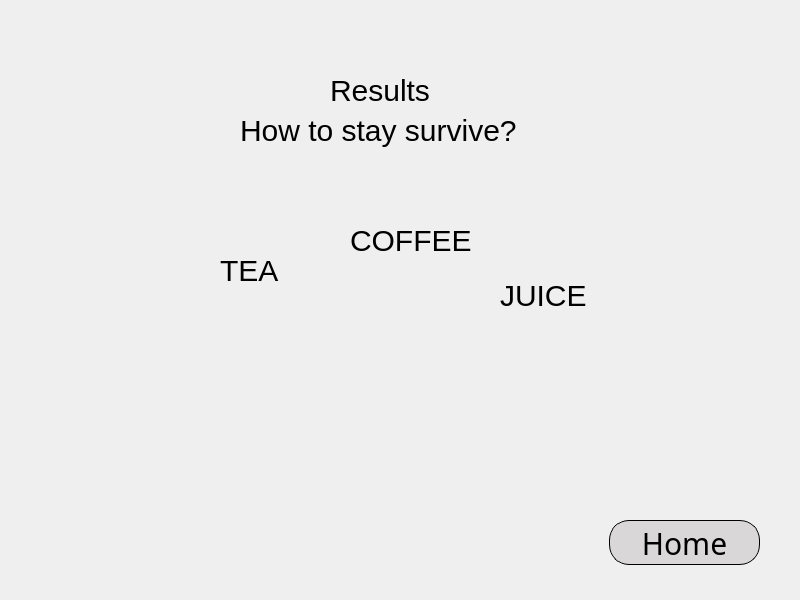
Old version of the form OS_Lab9_Client/mainwindow.ui in the repository Bohdan2113/OS_Lab9_Client.
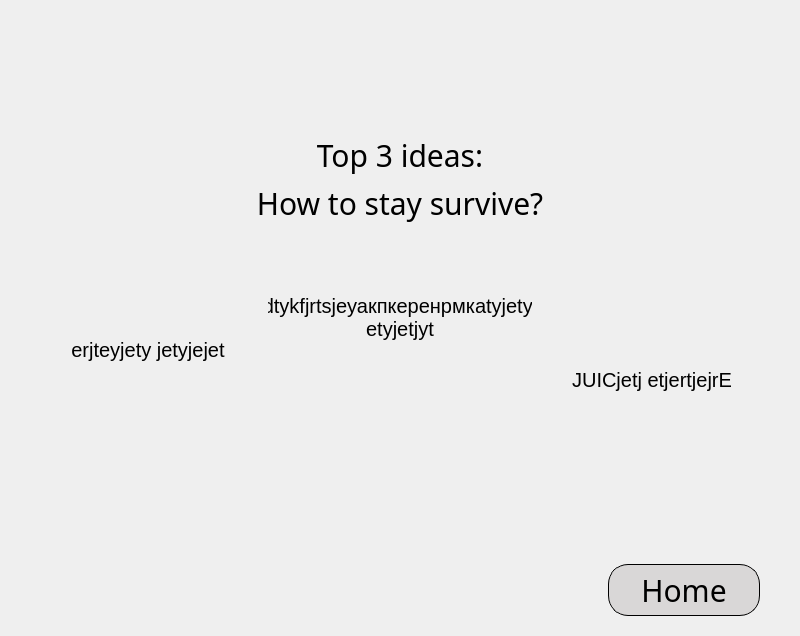
New version of the form. The open tabs and pages were chosen to show the change. Icons and pictures are not drawn.

Commit message: Align interface pages

Diff of the .ui file:
```diff
--- a/OS_Lab9_Client/mainwindow.ui
+++ b/OS_Lab9_Client/mainwindow.ui
@@ -7,7 +7,7 @@
     <x>0</x>
     <y>0</y>
     <width>800</width>
-    <height>600</height>
+    <height>636</height>
    </rect>
   </property>
   <property name="font">
@@ -813,38 +813,535 @@
        <property name="styleSheet">
         <string notr="true">background-image: url(:/res/images/moneyBackgroung.png);</string>
        </property>
-       <widget class="QPushButton" name="backHomeButton">
-        <property name="geometry">
-         <rect>
-          <x>609</x>
-          <y>520</y>
-          <width>151</width>
-          <height>45</height>
-         </rect>
+       <layout class="QVBoxLayout" name="verticalLayout_6">
+        <property name="leftMargin">
+         <number>20</number>
         </property>
-        <property name="sizePolicy">
-         <sizepolicy hsizetype="Fixed" vsizetype="Fixed">
-          <horstretch>0</horstretch>
-          <verstretch>0</verstretch>
-         </sizepolicy>
+        <property name="topMargin">
+         <number>0</number>
         </property>
-        <property name="minimumSize">
-         <size>
-          <width>150</width>
-          <height>0</height>
-         </size>
+        <property name="rightMargin">
+         <number>20</number>
         </property>
-        <property name="font">
-         <font>
-          <family>Julius Sans One</family>
-          <pointsize>-1</pointsize>
-         </font>
+        <property name="bottomMargin">
+         <number>0</number>
         </property>
-        <property name="cursor">
-         <cursorShape>PointingHandCursor</cursorShape>
-        </property>
-        <property name="styleSheet">
-         <string notr="true">QPushButton {
+        <item>
+         <spacer name="verticalSpacer_22">
+          <property name="orientation">
+           <enum>Qt::Orientation::Vertical</enum>
+          </property>
+          <property name="sizeType">
+           <enum>QSizePolicy::Policy::Fixed</enum>
+          </property>
+          <property name="sizeHint" stdset="0">
+           <size>
+            <width>20</width>
+            <height>20</height>
+           </size>
+          </property>
+         </spacer>
+        </item>
+        <item>
+         <widget class="QLabel" name="label_22">
+          <property name="sizePolicy">
+           <sizepolicy hsizetype="Preferred" vsizetype="Fixed">
+            <horstretch>0</horstretch>
+            <verstretch>0</verstretch>
+           </sizepolicy>
+          </property>
+          <property name="minimumSize">
+           <size>
+            <width>0</width>
+            <height>0</height>
+           </size>
+          </property>
+          <property name="maximumSize">
+           <size>
+            <width>16777215</width>
+            <height>80</height>
+           </size>
+          </property>
+          <property name="font">
+           <font>
+            <family>Julius Sans One</family>
+            <pointsize>-1</pointsize>
+            <italic>false</italic>
+            <bold>true</bold>
+           </font>
+          </property>
+          <property name="autoFillBackground">
+           <bool>false</bool>
+          </property>
+          <property name="styleSheet">
+           <string notr="true">font-family: 'Julius Sans One', sans-serif; /* Шрифт */
+image: url(:/res/images/logo.png);
+font-size: 50px;  
+background: transparent;</string>
+          </property>
+          <property name="text">
+           <string/>
+          </property>
+         </widget>
+        </item>
+        <item>
+         <spacer name="verticalSpacer_17">
+          <property name="orientation">
+           <enum>Qt::Orientation::Vertical</enum>
+          </property>
+          <property name="sizeType">
+           <enum>QSizePolicy::Policy::Fixed</enum>
+          </property>
+          <property name="sizeHint" stdset="0">
+           <size>
+            <width>20</width>
+            <height>40</height>
+           </size>
+          </property>
+         </spacer>
+        </item>
+        <item>
+         <widget class="QLabel" name="label_23">
+          <property name="sizePolicy">
+           <sizepolicy hsizetype="Preferred" vsizetype="Fixed">
+            <horstretch>0</horstretch>
+            <verstretch>0</verstretch>
+           </sizepolicy>
+          </property>
+          <property name="font">
+           <font>
+            <family>Julius Sans One</family>
+            <pointsize>-1</pointsize>
+           </font>
+          </property>
+          <property name="styleSheet">
+           <string notr="true">font-family: 'Julius Sans One', sans-serif; /* Шрифт */
+font-size: 30px;  
+background: transparent;
+</string>
+          </property>
+          <property name="text">
+           <string>Top 3 ideas:</string>
+          </property>
+          <property name="alignment">
+           <set>Qt::AlignmentFlag::AlignCenter</set>
+          </property>
+         </widget>
+        </item>
+        <item>
+         <widget class="QLabel" name="label_24">
+          <property name="sizePolicy">
+           <sizepolicy hsizetype="Preferred" vsizetype="Fixed">
+            <horstretch>0</horstretch>
+            <verstretch>0</verstretch>
+           </sizepolicy>
+          </property>
+          <property name="font">
+           <font>
+            <family>Julius Sans One</family>
+            <pointsize>-1</pointsize>
+           </font>
+          </property>
+          <property name="styleSheet">
+           <string notr="true">font-family: 'Julius Sans One', sans-serif; /* Шрифт */
+font-size: 30px;  
+background: transparent;
+</string>
+          </property>
+          <property name="text">
+           <string>How to stay survive?</string>
+          </property>
+          <property name="alignment">
+           <set>Qt::AlignmentFlag::AlignCenter</set>
+          </property>
+         </widget>
+        </item>
+        <item>
+         <spacer name="verticalSpacer_18">
+          <property name="orientation">
+           <enum>Qt::Orientation::Vertical</enum>
+          </property>
+          <property name="sizeHint" stdset="0">
+           <size>
+            <width>20</width>
+            <height>24</height>
+           </size>
+          </property>
+         </spacer>
+        </item>
+        <item>
+         <widget class="QWidget" name="widget_14" native="true">
+          <property name="sizePolicy">
+           <sizepolicy hsizetype="Preferred" vsizetype="Preferred">
+            <horstretch>0</horstretch>
+            <verstretch>0</verstretch>
+           </sizepolicy>
+          </property>
+          <property name="minimumSize">
+           <size>
+            <width>0</width>
+            <height>300</height>
+           </size>
+          </property>
+          <property name="styleSheet">
+           <string notr="true">background: transparent;</string>
+          </property>
+          <layout class="QHBoxLayout" name="horizontalLayout_17">
+           <property name="spacing">
+            <number>0</number>
+           </property>
+           <property name="leftMargin">
+            <number>0</number>
+           </property>
+           <property name="topMargin">
+            <number>0</number>
+           </property>
+           <property name="rightMargin">
+            <number>0</number>
+           </property>
+           <property name="bottomMargin">
+            <number>0</number>
+           </property>
+           <item>
+            <spacer name="horizontalSpacer_15">
+             <property name="orientation">
+              <enum>Qt::Orientation::Horizontal</enum>
+             </property>
+             <property name="sizeHint" stdset="0">
+              <size>
+               <width>40</width>
+               <height>20</height>
+              </size>
+             </property>
+            </spacer>
+           </item>
+           <item>
+            <layout class="QVBoxLayout" name="verticalLayout_24">
+             <item>
+              <spacer name="verticalSpacer_19">
+               <property name="orientation">
+                <enum>Qt::Orientation::Vertical</enum>
+               </property>
+               <property name="sizeType">
+                <enum>QSizePolicy::Policy::Preferred</enum>
+               </property>
+               <property name="sizeHint" stdset="0">
+                <size>
+                 <width>80</width>
+                 <height>80</height>
+                </size>
+               </property>
+              </spacer>
+             </item>
+             <item>
+              <widget class="QLabel" name="label_25">
+               <property name="sizePolicy">
+                <sizepolicy hsizetype="Preferred" vsizetype="Fixed">
+                 <horstretch>0</horstretch>
+                 <verstretch>0</verstretch>
+                </sizepolicy>
+               </property>
+               <property name="minimumSize">
+                <size>
+                 <width>200</width>
+                 <height>0</height>
+                </size>
+               </property>
+               <property name="styleSheet">
+                <string notr="true">font-family: 'Julius Sans One', sans-serif; /* Шрифт */
+font-size: 20px;  
+background: transparent;
+</string>
+               </property>
+               <property name="text">
+                <string>erjteyjety jetyjejet</string>
+               </property>
+               <property name="alignment">
+                <set>Qt::AlignmentFlag::AlignCenter</set>
+               </property>
+               <property name="wordWrap">
+                <bool>true</bool>
+               </property>
+              </widget>
+             </item>
+             <item>
+              <widget class="QLabel" name="label_26">
+               <property name="sizePolicy">
+                <sizepolicy hsizetype="Preferred" vsizetype="Fixed">
+                 <horstretch>0</horstretch>
+                 <verstretch>0</verstretch>
+                </sizepolicy>
+               </property>
+               <property name="minimumSize">
+                <size>
+                 <width>120</width>
+                 <height>135</height>
+                </size>
+               </property>
+               <property name="font">
+                <font>
+                 <pointsize>16</pointsize>
+                </font>
+               </property>
+               <property name="styleSheet">
+                <string notr="true">image: url(:/res/images/secondPlacePodium.png);</string>
+               </property>
+               <property name="text">
+                <string/>
+               </property>
+              </widget>
+             </item>
+            </layout>
+           </item>
+           <item>
+            <spacer name="horizontalSpacer_16">
+             <property name="orientation">
+              <enum>Qt::Orientation::Horizontal</enum>
+             </property>
+             <property name="sizeType">
+              <enum>QSizePolicy::Policy::Fixed</enum>
+             </property>
+             <property name="sizeHint" stdset="0">
+              <size>
+               <width>20</width>
+               <height>20</height>
+              </size>
+             </property>
+            </spacer>
+           </item>
+           <item>
+            <layout class="QVBoxLayout" name="verticalLayout_25">
+             <item>
+              <spacer name="verticalSpacer_20">
+               <property name="orientation">
+                <enum>Qt::Orientation::Vertical</enum>
+               </property>
+               <property name="sizeType">
+                <enum>QSizePolicy::Policy::Preferred</enum>
+               </property>
+               <property name="sizeHint" stdset="0">
+                <size>
+                 <width>20</width>
+                 <height>40</height>
+                </size>
+               </property>
+              </spacer>
+             </item>
+             <item>
+              <widget class="QLabel" name="label_27">
+               <property name="sizePolicy">
+                <sizepolicy hsizetype="Preferred" vsizetype="Fixed">
+                 <horstretch>0</horstretch>
+                 <verstretch>0</verstretch>
+                </sizepolicy>
+               </property>
+               <property name="minimumSize">
+                <size>
+                 <width>200</width>
+                 <height>0</height>
+                </size>
+               </property>
+               <property name="styleSheet">
+                <string notr="true">font-family: 'Julius Sans One', sans-serif; /* Шрифт */
+font-size: 20px;  
+background: transparent;
+</string>
+               </property>
+               <property name="text">
+                <string>dtykfjrtsjeуакпкеренрмкаtyjetyj etyjetjyt</string>
+               </property>
+               <property name="alignment">
+                <set>Qt::AlignmentFlag::AlignCenter</set>
+               </property>
+               <property name="wordWrap">
+                <bool>true</bool>
+               </property>
+              </widget>
+             </item>
+             <item>
+              <widget class="QLabel" name="label_28">
+               <property name="sizePolicy">
+                <sizepolicy hsizetype="Preferred" vsizetype="Fixed">
+                 <horstretch>0</horstretch>
+                 <verstretch>0</verstretch>
+                </sizepolicy>
+               </property>
+               <property name="minimumSize">
+                <size>
+                 <width>120</width>
+                 <height>165</height>
+                </size>
+               </property>
+               <property name="styleSheet">
+                <string notr="true">image: url(:/res/images/firstPlacePodium.png);</string>
+               </property>
+               <property name="text">
+                <string/>
+               </property>
+              </widget>
+             </item>
+            </layout>
+           </item>
+           <item>
+            <spacer name="horizontalSpacer_17">
+             <property name="orientation">
+              <enum>Qt::Orientation::Horizontal</enum>
+             </property>
+             <property name="sizeType">
+              <enum>QSizePolicy::Policy::Fixed</enum>
+             </property>
+             <property name="sizeHint" stdset="0">
+              <size>
+               <width>20</width>
+               <height>20</height>
+              </size>
+             </property>
+            </spacer>
+           </item>
+           <item>
+            <layout class="QVBoxLayout" name="verticalLayout_26">
+             <item>
+              <spacer name="verticalSpacer_21">
+               <property name="orientation">
+                <enum>Qt::Orientation::Vertical</enum>
+               </property>
+               <property name="sizeType">
+                <enum>QSizePolicy::Policy::Preferred</enum>
+               </property>
+               <property name="sizeHint" stdset="0">
+                <size>
+                 <width>80</width>
+                 <height>110</height>
+                </size>
+               </property>
+              </spacer>
+             </item>
+             <item>
+              <widget class="QLabel" name="label_29">
+               <property name="sizePolicy">
+                <sizepolicy hsizetype="Preferred" vsizetype="Fixed">
+                 <horstretch>0</horstretch>
+                 <verstretch>0</verstretch>
+                </sizepolicy>
+               </property>
+               <property name="minimumSize">
+                <size>
+                 <width>200</width>
+                 <height>0</height>
+                </size>
+               </property>
+               <property name="styleSheet">
+                <string notr="true">font-family: 'Julius Sans One', sans-serif; /* Шрифт */
+font-size: 20px;  
+background: transparent;
+</string>
+               </property>
+               <property name="text">
+                <string>JUICjetj etjertjejrE</string>
+               </property>
+               <property name="alignment">
+                <set>Qt::AlignmentFlag::AlignCenter</set>
+               </property>
+               <property name="wordWrap">
+                <bool>true</bool>
+               </property>
+              </widget>
+             </item>
+             <item>
+              <widget class="QLabel" name="label_30">
+               <property name="sizePolicy">
+                <sizepolicy hsizetype="Preferred" vsizetype="Fixed">
+                 <horstretch>0</horstretch>
+                 <verstretch>0</verstretch>
+                </sizepolicy>
+               </property>
+               <property name="minimumSize">
+                <size>
+                 <width>120</width>
+                 <height>105</height>
+                </size>
+               </property>
+               <property name="font">
+                <font>
+                 <pointsize>16</pointsize>
+                </font>
+               </property>
+               <property name="styleSheet">
+                <string notr="true">image: url(:/res/images/thirdPlacePodium.png);
+</string>
+               </property>
+               <property name="text">
+                <string/>
+               </property>
+              </widget>
+             </item>
+            </layout>
+           </item>
+           <item>
+            <spacer name="horizontalSpacer_18">
+             <property name="orientation">
+              <enum>Qt::Orientation::Horizontal</enum>
+             </property>
+             <property name="sizeHint" stdset="0">
+              <size>
+               <width>40</width>
+               <height>20</height>
+              </size>
+             </property>
+            </spacer>
+           </item>
+          </layout>
+         </widget>
+        </item>
+        <item>
+         <layout class="QHBoxLayout" name="horizontalLayout_15">
+          <property name="topMargin">
+           <number>20</number>
+          </property>
+          <property name="rightMargin">
+           <number>20</number>
+          </property>
+          <property name="bottomMargin">
+           <number>20</number>
+          </property>
+          <item>
+           <spacer name="horizontalSpacer_14">
+            <property name="orientation">
+             <enum>Qt::Orientation::Horizontal</enum>
+            </property>
+            <property name="sizeHint" stdset="0">
+             <size>
+              <width>40</width>
+              <height>20</height>
+             </size>
+            </property>
+           </spacer>
+          </item>
+          <item>
+           <widget class="QPushButton" name="homeButton_2">
+            <property name="sizePolicy">
+             <sizepolicy hsizetype="Fixed" vsizetype="Fixed">
+              <horstretch>0</horstretch>
+              <verstretch>0</verstretch>
+             </sizepolicy>
+            </property>
+            <property name="minimumSize">
+             <size>
+              <width>150</width>
+              <height>0</height>
+             </size>
+            </property>
+            <property name="font">
+             <font>
+              <family>Julius Sans One</family>
+              <pointsize>-1</pointsize>
+             </font>
+            </property>
+            <property name="cursor">
+             <cursorShape>PointingHandCursor</cursorShape>
+            </property>
+            <property name="styleSheet">
+             <string notr="true">QPushButton {
     width: 150px;                      /* Ширина кнопки */
     height: 50px;                      /* Висота кнопки */
     border: 1px solid black;           /* Обводка чорним кольором */
@@ -865,161 +1362,15 @@
     font-size: 30px;       
 }
 </string>
-        </property>
-        <property name="text">
-         <string>Home</string>
-        </property>
-       </widget>
-       <widget class="QLabel" name="labelSecondPlace">
-        <property name="geometry">
-         <rect>
-          <x>220</x>
-          <y>250</y>
-          <width>121</width>
-          <height>41</height>
-         </rect>
-        </property>
-        <property name="styleSheet">
-         <string notr="true"> font-family: 'Julius Sans One', sans-serif; /* Шрифт */
-    font-size: 30px;  
-background: transparent;
-</string>
-        </property>
-        <property name="text">
-         <string>TEA</string>
-        </property>
-       </widget>
-       <widget class="QLabel" name="labelFirstPlace">
-        <property name="geometry">
-         <rect>
-          <x>350</x>
-          <y>220</y>
-          <width>121</width>
-          <height>41</height>
-         </rect>
-        </property>
-        <property name="styleSheet">
-         <string notr="true"> font-family: 'Julius Sans One', sans-serif; /* Шрифт */
-    font-size: 30px;  
-background: transparent;
-</string>
-        </property>
-        <property name="text">
-         <string>COFFEE</string>
-        </property>
-       </widget>
-       <widget class="QLabel" name="labelThirdPlace">
-        <property name="geometry">
-         <rect>
-          <x>500</x>
-          <y>270</y>
-          <width>91</width>
-          <height>51</height>
-         </rect>
-        </property>
-        <property name="styleSheet">
-         <string notr="true"> font-family: 'Julius Sans One', sans-serif; /* Шрифт */
-    font-size: 30px;  
-background: transparent;
-</string>
-        </property>
-        <property name="text">
-         <string>JUICE</string>
-        </property>
-       </widget>
-       <widget class="QLabel" name="labelFirstPlace_2">
-        <property name="geometry">
-         <rect>
-          <x>330</x>
-          <y>70</y>
-          <width>111</width>
-          <height>41</height>
-         </rect>
-        </property>
-        <property name="styleSheet">
-         <string notr="true"> font-family: 'Julius Sans One', sans-serif; /* Шрифт */
-    font-size: 30px;  
-background: transparent;
-</string>
-        </property>
-        <property name="text">
-         <string>Results</string>
-        </property>
-       </widget>
-       <widget class="QLabel" name="labelFirstPlace_3">
-        <property name="geometry">
-         <rect>
-          <x>240</x>
-          <y>110</y>
-          <width>291</width>
-          <height>41</height>
-         </rect>
-        </property>
-        <property name="styleSheet">
-         <string notr="true"> font-family: 'Julius Sans One', sans-serif; /* Шрифт */
-    font-size: 30px;  
-background: transparent;
-</string>
-        </property>
-        <property name="text">
-         <string>How to stay survive?</string>
-        </property>
-       </widget>
-       <widget class="QLabel" name="label_3">
-        <property name="geometry">
-         <rect>
-          <x>180</x>
-          <y>320</y>
-          <width>160</width>
-          <height>161</height>
-         </rect>
-        </property>
-        <property name="styleSheet">
-         <string notr="true">image: url(:/res/images/secondPlacePodium.png);
-background: transparent;
-  width: 125px;                      /* Ширина кнопки */
-    height: 135px;                      /* Висота кнопки */</string>
-        </property>
-        <property name="text">
-         <string/>
-        </property>
-       </widget>
-       <widget class="QLabel" name="label_5">
-        <property name="geometry">
-         <rect>
-          <x>310</x>
-          <y>300</y>
-          <width>191</width>
-          <height>181</height>
-         </rect>
-        </property>
-        <property name="styleSheet">
-         <string notr="true">image: url(:/res/images/firstPlacePodium.png);
-background: transparent;
-  width: 120px;                      /* Ширина кнопки */
-    height: 165px;                      /* Висота кнопки */</string>
-        </property>
-        <property name="text">
-         <string/>
-        </property>
-       </widget>
-       <widget class="QLabel" name="label_6">
-        <property name="geometry">
-         <rect>
-          <x>470</x>
-          <y>360</y>
-          <width>151</width>
-          <height>121</height>
-         </rect>
-        </property>
-        <property name="styleSheet">
-         <string notr="true">image: url(:/res/images/thirdPlacePodium.png);
-background: transparent;</string>
-        </property>
-        <property name="text">
-         <string/>
-        </property>
-       </widget>
+            </property>
+            <property name="text">
+             <string>Home</string>
+            </property>
+           </widget>
+          </item>
+         </layout>
+        </item>
+       </layout>
       </widget>
      </widget>
     </item>
```
Left out of the diff: 280 changed lines with no effect on the pictures. The commit also changes 25 other files.
